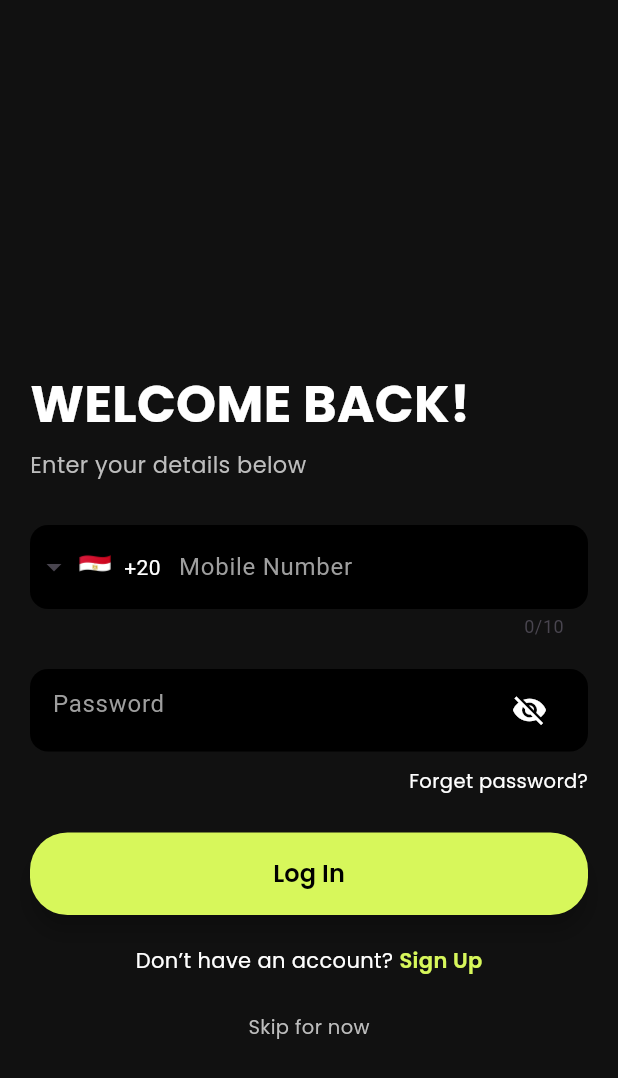
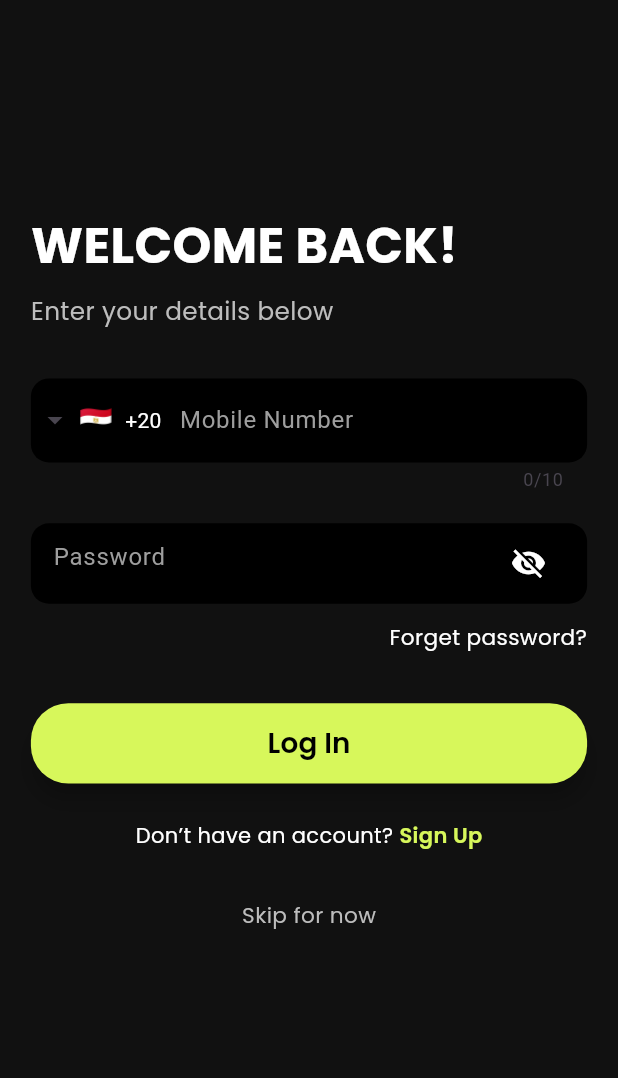
Before and after one commit to BENSAMEH/graduation_project, a Flutter app: the screen it shows after launch, on a phone screen of 412 x 824 dp. Shown: the top 1078 px of the screen. Run offline on Flutter 3.47's test engine with Material 3 defaults, Android fonts, the phone set to English and light mode, and no system bars; drawn by our look-alikes of intl_phone_field; our stand-ins replace google_fonts.

Commit message:
remove the image and make the screen responsive

```diff
--- a/lib/screens/login_screen.dart
+++ b/lib/screens/login_screen.dart
@@ -14,44 +14,42 @@ class _LoginScreenState extends State<LoginScreen> {
 
   @override
   Widget build(BuildContext context) {
+    // ✅ نحسب حجم الشاشة
+    final size = MediaQuery.of(context).size;
+    final height = size.height;
+    final width = size.width;
+
     return Scaffold(
-      backgroundColor: const Color(0xFF111111), // dark background
+      backgroundColor: const Color(0xFF111111),
       body: SafeArea(
         child: SingleChildScrollView(
-          padding: const EdgeInsets.symmetric(horizontal: 20, vertical: 20),
-          child: Column(mainAxisAlignment: MainAxisAlignment.center,
+          padding: EdgeInsets.symmetric(
+            horizontal: width * 0.05,
+            vertical: height * 0.09,
+          ),
+          child: Column(
             crossAxisAlignment: CrossAxisAlignment.start,
-            children: [SizedBox(height: 200,)
-              // --- Top Image ---
-              // ClipRRect(
-              //   borderRadius: BorderRadius.circular(20),
-              //   child: Image.asset(
-              //     'assets/images/login_header.jpg', // replace with your image
-              //     height: 180,
-              //     width: double.infinity,
-              //     fit: BoxFit.cover,
-              //   ),
-              // ),
-              ,const SizedBox(height: 25),
+            children: [
+              SizedBox(height: height * 0.08),
 
               // --- Title ---
               Text(
                 'WELCOME BACK!',
                 style: GoogleFonts.poppins(
-                  fontSize: 34,
+                  fontSize: width * 0.08, // responsive font size
                   fontWeight: FontWeight.bold,
                   color: Colors.white,
                 ),
               ),
-              const SizedBox(height: 5),
+              SizedBox(height: height * 0.01),
               Text(
                 'Enter your details below',
                 style: GoogleFonts.poppins(
-                  fontSize: 15,
+                  fontSize: width * 0.04,
                   color: Colors.grey.shade400,
                 ),
               ),
-              const SizedBox(height: 30),
+              SizedBox(height: height * 0.04),
 
               // --- Phone Number Field ---
               IntlPhoneField(
@@ -70,17 +68,14 @@ class _LoginScreenState extends State<LoginScreen> {
                 cursorColor: Colors.white,
                 initialCountryCode: 'EG',
                 onChanged: (phone) {
-                  print(phone.completeNumber); // e.g. +201032004130
-                },
-                onCountryChanged: (country) {
-                  print('Country changed to: ${country.name}');
+                  print(phone.completeNumber);
                 },
               ),
-              const SizedBox(height: 20),
+              SizedBox(height: height * 0.025),
 
               // --- Password Field ---
               Container(
-                height: 55,
+                height: height * 0.065,
                 decoration: BoxDecoration(
                   color: Colors.black,
                   borderRadius: BorderRadius.circular(12),
@@ -111,7 +106,7 @@ class _LoginScreenState extends State<LoginScreen> {
                   ),
                 ),
               ),
-              const SizedBox(height: 10),
+              SizedBox(height: height * 0.015),
 
               // --- Forget Password ---
               Align(
@@ -120,16 +115,16 @@ class _LoginScreenState extends State<LoginScreen> {
                   'Forget password?',
                   style: GoogleFonts.poppins(
                     color: Colors.white,
-                    fontSize: 13,
+                    fontSize: width * 0.035,
                   ),
                 ),
               ),
-              const SizedBox(height: 25),
+              SizedBox(height: height * 0.04),
 
               // --- Log In Button ---
               SizedBox(
                 width: double.infinity,
-                height: 55,
+                height: height * 0.065,
                 child: ElevatedButton(
                   onPressed: () {},
                   style: ElevatedButton.styleFrom(
@@ -143,14 +138,14 @@ class _LoginScreenState extends State<LoginScreen> {
                   child: Text(
                     'Log In',
                     style: GoogleFonts.poppins(
-                      fontSize: 16,
+                      fontSize: width * 0.045,
                       fontWeight: FontWeight.w600,
                       color: Colors.black,
                     ),
                   ),
                 ),
               ),
-              const SizedBox(height: 20),
+              SizedBox(height: height * 0.03),
 
               // --- Sign Up ---
               Row(
@@ -169,7 +164,7 @@ class _LoginScreenState extends State<LoginScreen> {
                   ),
                 ],
               ),
-              const SizedBox(height: 25),
+              SizedBox(height: height * 0.04),
 
               // --- Skip ---
               Center(
@@ -177,10 +172,11 @@ class _LoginScreenState extends State<LoginScreen> {
                   'Skip for now',
                   style: GoogleFonts.poppins(
                     color: Colors.grey.shade400,
-                    fontSize: 13,
+                    fontSize: width * 0.035,
                   ),
                 ),
               ),
+              SizedBox(height: height * 0.05),
             ],
           ),
         ),
```
